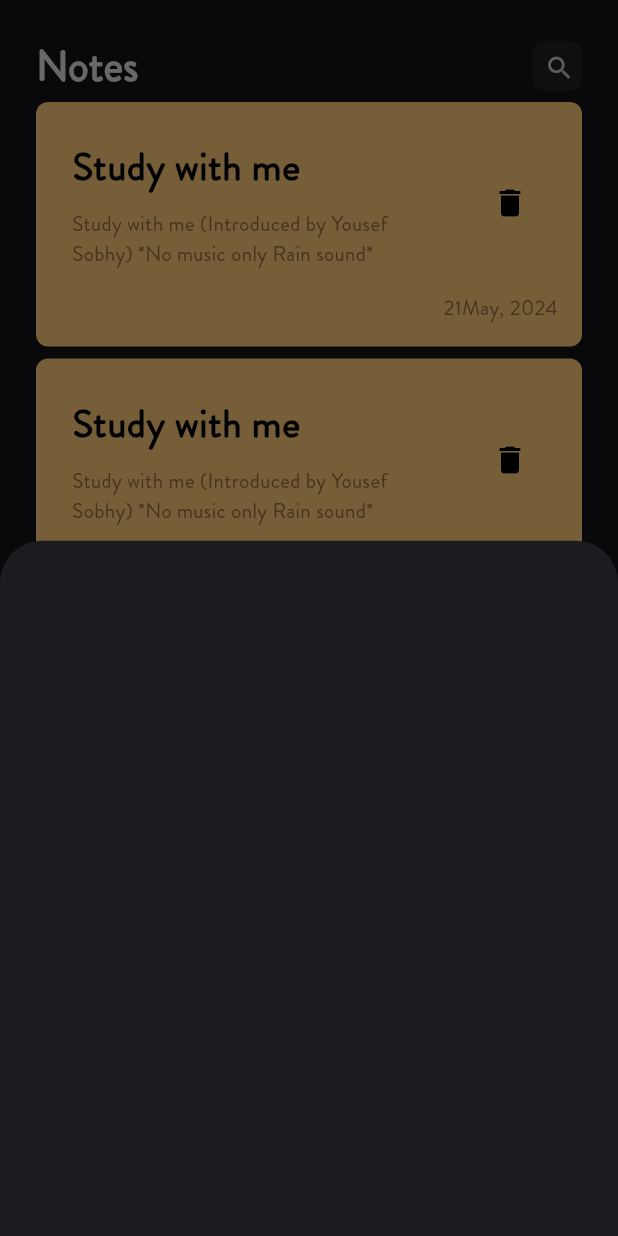
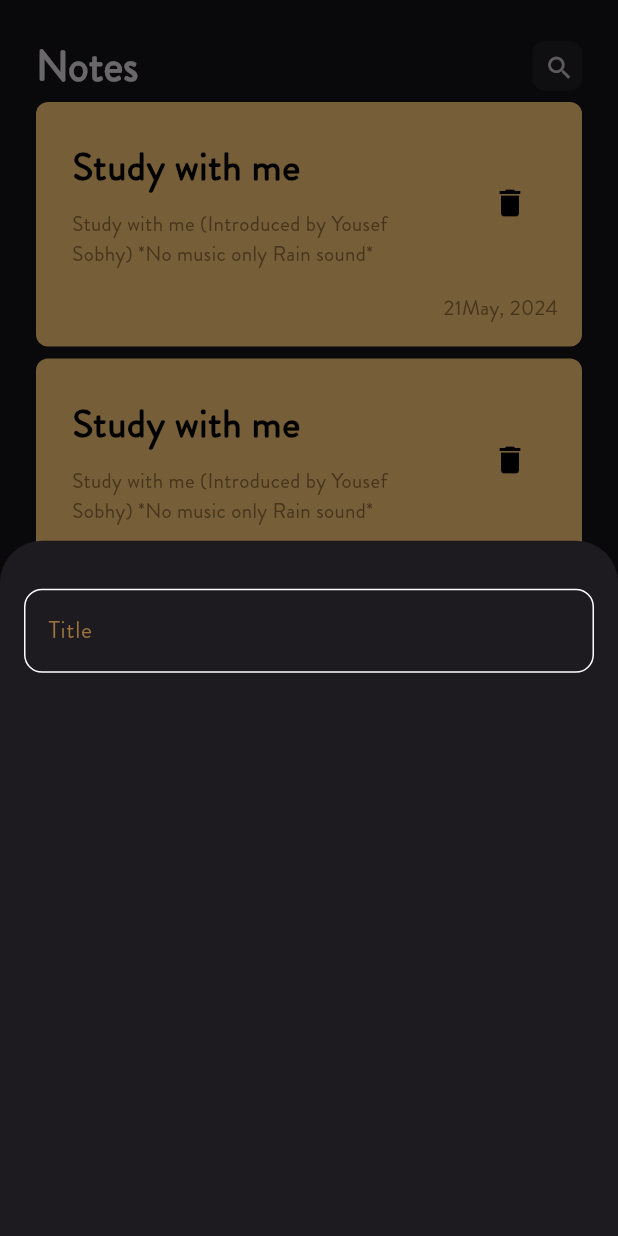
Before and after one commit to yousefsobhy12/5-notes_app, a Flutter app: the screen it shows after launch, after a tap on the "add" icon, on a phone screen of 412 x 824 dp. Run offline on Flutter 3.47's test engine with Material 3 defaults, Android fonts, the phone set to English and light mode, and no system bars.

Commit message:
custom textfield created

```diff
--- /dev/null
+++ b/lib/constants.dart
@@ -0,0 +1,3 @@
+import 'package:flutter/material.dart';
+
+const kPrimaryColor = Color(0xff9A723C);
--- a/lib/views/home_view.dart
+++ b/lib/views/home_view.dart
@@ -1,4 +1,5 @@
 import 'package:flutter/material.dart';
+import 'package:notes_app/constants.dart';
 import 'package:notes_app/views/widgets/add_note_bottom_sheet.dart';
 import 'package:notes_app/views/widgets/home_view_body.dart';
 
@@ -9,6 +10,7 @@ class HomeView extends StatelessWidget {
   Widget build(BuildContext context) {
     return Scaffold(
       floatingActionButton: FloatingActionButton(
+        backgroundColor: kPrimaryColor,
         onPressed: () {
           showModalBottomSheet(
               context: context,
--- a/lib/views/widgets/add_note_bottom_sheet.dart
+++ b/lib/views/widgets/add_note_bottom_sheet.dart
@@ -1,10 +1,21 @@
 import 'package:flutter/material.dart';
+import 'package:notes_app/views/widgets/custom_textfield.dart';
 
 class AddNoteBottomSheet extends StatelessWidget {
   const AddNoteBottomSheet({super.key});
 
   @override
   Widget build(BuildContext context) {
-    return Container();
+    return const Padding(
+      padding: EdgeInsets.symmetric(horizontal: 16),
+      child: Column(
+        children: [
+          SizedBox(
+            height: 32,
+          ),
+          CustomTextField(),
+        ],
+      ),
+    );
   }
 }
--- /dev/null
+++ b/lib/views/widgets/custom_textfield.dart
@@ -0,0 +1,29 @@
+import 'package:flutter/material.dart';
+import 'package:notes_app/constants.dart';
+
+class CustomTextField extends StatelessWidget {
+  const CustomTextField({super.key});
+
+  @override
+  Widget build(BuildContext context) {
+    return TextField(
+      cursorColor: kPrimaryColor,
+      decoration: InputDecoration(
+        hintText: "Title",
+        hintStyle: const TextStyle(color: kPrimaryColor),
+        border: buildBorder(),
+        enabledBorder: buildBorder(),
+        focusedBorder: buildBorder(kPrimaryColor),
+      ),
+    );
+  }
+
+  OutlineInputBorder buildBorder([color]) {
+    return OutlineInputBorder(
+      borderRadius: BorderRadius.circular(12),
+      borderSide: BorderSide(
+        color: color ?? Colors.white,
+      ),
+    );
+  }
+}
```
